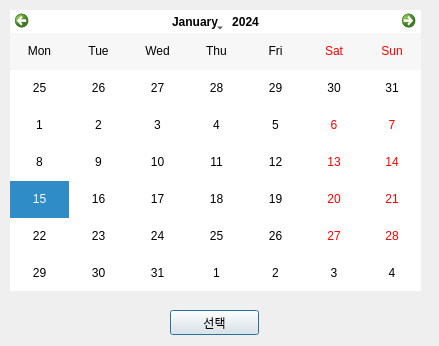
Old version of the form change_date.ui in the repository IOT-summer-rent-car/rent_car.
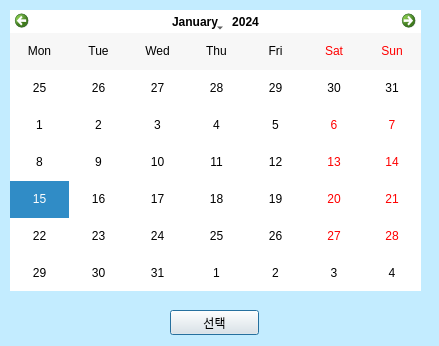
New version of the form. Icons and pictures are not drawn.

Patch:
```diff
--- a/change_date.ui
+++ b/change_date.ui
@@ -52,6 +52,25 @@
     <bool>true</bool>
    </property>
   </widget>
+  <widget class="QLabel" name="label">
+   <property name="geometry">
+    <rect>
+     <x>0</x>
+     <y>0</y>
+     <width>441</width>
+     <height>351</height>
+    </rect>
+   </property>
+   <property name="styleSheet">
+    <string notr="true">background-color: rgb(195, 236, 255);</string>
+   </property>
+   <property name="text">
+    <string/>
+   </property>
+  </widget>
+  <zorder>label</zorder>
+  <zorder>slt</zorder>
+  <zorder>calendar</zorder>
  </widget>
  <resources/>
  <connections/>
```
Left out of the diff: 8 changed lines with no effect on the pictures.
